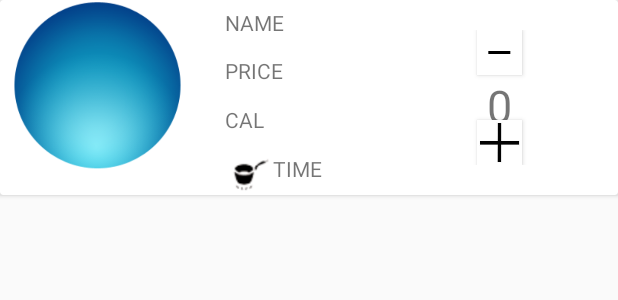
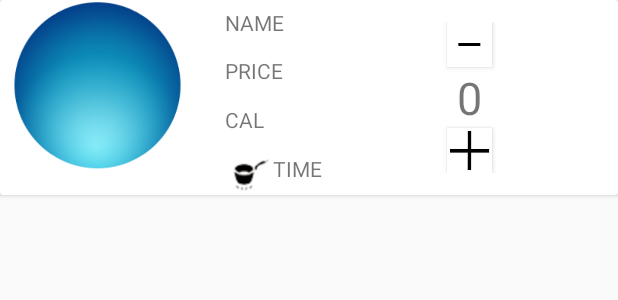
Before and after one commit to roalts/fitbite, an Android app: the layout product_grid_item.xml on its own in the app's theme, with its tools: preview values and no code run, on a phone screen of 412 x 824 dp. Shown: the top 300 px of the screen. Run offline under Robolectric (Android 15) with nearby library versions, the phone set to English and light mode, and no system bars.

```diff
--- a/app/src/main/res/layout/product_grid_item.xml
+++ b/app/src/main/res/layout/product_grid_item.xml
@@ -23,7 +23,7 @@
             android:layout_height="match_parent"
             android:orientation="vertical"
             android:paddingLeft="20dp"
-            android:paddingRight="20dp"
+            android:paddingRight="0dp"
             >
             <LinearLayout
                 android:layout_width="wrap_content"
@@ -84,8 +84,6 @@
     <LinearLayout
         android:layout_width="match_parent"
         android:layout_height="wrap_content"
-
-        android:paddingLeft="20dp"
         android:layout_gravity="center_horizontal|center_vertical"
         android:orientation="vertical">
         <Button
@@ -97,7 +95,7 @@
             />
         <TextView
             android:layout_width="wrap_content"
-            android:layout_height="30dp"
+            android:layout_height="wrap_content"
             android:id="@+id/quantity"
             android:text="0"
             android:textSize="30sp"
```
Also changed, not shown: app/src/main/java/in/co/fitbite/fitbite/fragments/ShopFragmentAdapter.java (+4 -4 lines).
